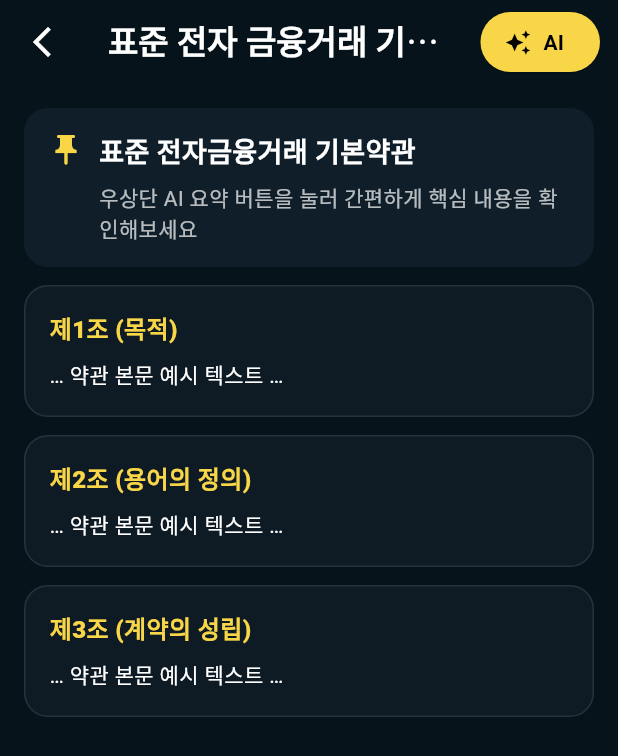
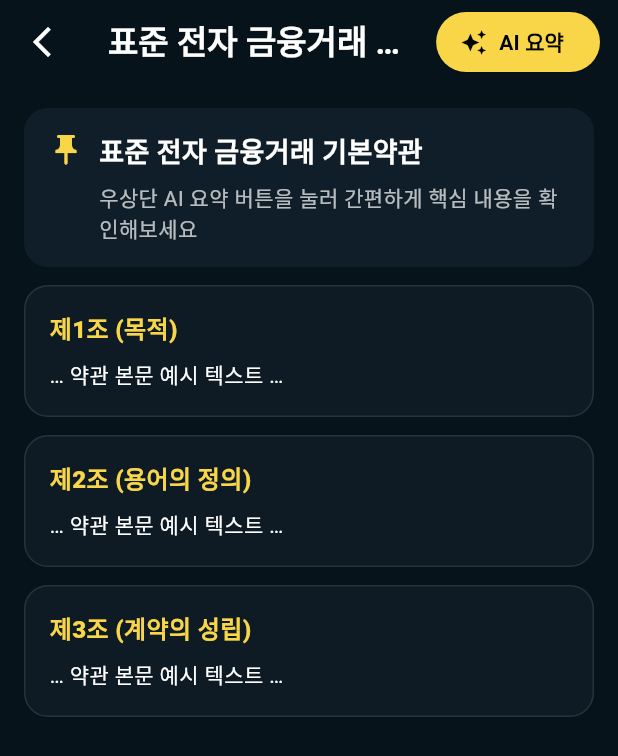
Before and after one commit to y3onk/iyou, a Flutter app: the TermsDetailScreen screen opened directly, on a phone screen of 412 x 824 dp. Shown: the top 756 px of the screen. Run offline on Flutter 3.47's test engine with Material 3 defaults, Android fonts, the phone set to English and light mode, and no system bars.

```diff
--- /dev/null
+++ b/FE/lib/core/api_locator.dart
@@ -0,0 +1,29 @@
+// lib/core/api_locator.dart
+import 'dart:io' show Platform;
+import 'package:flutter/foundation.dart' show kIsWeb;
+import '../services/api_service.dart';
+
+/// 환경에 맞는 baseUrl을 자동 선택.
+/// --dart-define=BASE_URL=... 로 언제든 덮어쓰기 가능.
+ApiService provideApi() {
+  const defined = String.fromEnvironment('BASE_URL', defaultValue: '');
+  if (defined.isNotEmpty) {
+    return ApiService(baseUrl: _trim(defined));
+  }
+
+  late final String baseUrl;
+  if (kIsWeb) {
+    baseUrl = 'http://127.0.0.1:8000';
+  } else if (Platform.isAndroid) {
+    // Android 에뮬레이터에서 PC의 localhost 접근
+    baseUrl = 'http://10.0.2.2:8000';
+  } else if (Platform.isIOS) {
+    baseUrl = 'http://http://127.0.0.1:8000';
+  } else {
+    // Windows/Mac/Linux 데스크톱
+    baseUrl = 'http://http://127.0.0.1:8000';
+  }
+  return ApiService(baseUrl: _trim(baseUrl));
+}
+
+String _trim(String s) => s.endsWith('/') ? s.substring(0, s.length - 1) : s;
--- a/FE/lib/screens/detailterms.dart
+++ b/FE/lib/screens/detailterms.dart
@@ -1,57 +1,105 @@
 import 'package:flutter/material.dart';
 import '../theme/app_theme.dart';
 import '../widgets/ai_summary_sheet.dart';
+import '../core/api_locator.dart';
 
-class TermsDetailScreen extends StatelessWidget {
-  const TermsDetailScreen({super.key});
+class TermsDetailScreen extends StatefulWidget {
+  const TermsDetailScreen({
+    super.key,
+    this.termId = 1,
+    this.title = '표준 전자 금융거래 기본약관',
+  });
+
+  final int termId;
+  final String title;
+
+  @override
+  State<TermsDetailScreen> createState() => _TermsDetailScreenState();
+}
+
+class _TermsDetailScreenState extends State<TermsDetailScreen> {
+  final _api = provideApi();
+  bool _loading = false;
+
+  Future<void> _openAISummary() async {
+  setState(() => _loading = true);
+  try {
+    final data = await _api.get('/terms/${widget.termId}/summary');
+
+    final title = (data['title'] ?? widget.title) as String;
+
+    // 1) 서버가 구조화 응답을 주면 그대로 사용
+    final bullets = (data['bullets'] as List?)?.cast<String>() ?? <String>[];
+    final rights  = (data['rights']  as List?)?.cast<String>() ?? <String>[];
+    final glossary = (data['glossary'] as List?)
+        ?.map((e) => [(e['term'] ?? '').toString(), (e['def'] ?? e['defn'] ?? '').toString()])
+        .toList()
+        ?? <List<String>>[];
+
+    // 2) 구조화가 없으면 summary_text/summary 문자열을 문장 단위로 분해 (fallback)
+    if (bullets.isEmpty) {
+      final summaryText = (data['summary_text'] ?? data['summary'] ?? '') as String;
+      final fallback = summaryText
+          .split(RegExp(r'[\r\n]+|•|\u2022|^- |\d+[.)]\s+', multiLine: true))
+          .map((s) => s.trim())
+          .where((s) => s.isNotEmpty)
+          .toList();
+      bullets.addAll(fallback);
+    }
+
+    if (!mounted) return;
+    showModalBottomSheet(
+      context: context,
+      isScrollControlled: true,
+      backgroundColor: Colors.transparent,
+      builder: (_) => AISummarySheet(
+        docTitle: title,
+        summaryBullets: bullets.isEmpty
+            ? const ['요약 결과가 비어 있습니다. (모델/데이터 확인 필요)']
+            : bullets,
+        glossary: glossary,
+        rights: rights,
+      ),
+    );
+  } catch (e) {
+    if (!mounted) return;
+    ScaffoldMessenger.of(context).showSnackBar(
+      SnackBar(content: Text('요약 불러오기 실패: $e')),
+    );
+  } finally {
+    if (mounted) setState(() => _loading = false);
+  }
+}
+
 
   @override
   Widget build(BuildContext context) {
-    const title = '표준 전자 금융거래 기본약관';
+    final title = widget.title;
+
     return Scaffold(
       backgroundColor: const Color(0xFF07131B),
       appBar: AppBar(
-        backgroundColor: const Color(0xFF07131B), elevation: 0,
-        leading: IconButton(icon: const Icon(Icons.arrow_back_ios_new, color: Colors.white),
-          onPressed: () => Navigator.pop(context)),
-        title: const Text(title, style: TextStyle(color: Colors.white)),
+        backgroundColor: const Color(0xFF07131B),
+        elevation: 0,
+        leading: IconButton(
+          icon: const Icon(Icons.arrow_back_ios_new, color: Colors.white),
+          onPressed: () => Navigator.pop(context),
+        ),
+        title: Text(title, style: const TextStyle(color: Colors.white)),
         actions: [
           Padding(
             padding: const EdgeInsets.only(right: 12),
             child: ElevatedButton.icon(
-              icon: const Icon(Icons.auto_awesome, color: Colors.black),
-              label: const Text('AI', style: TextStyle(color: Colors.black, fontWeight: FontWeight.w700)),
+              icon: _loading
+                  ? const SizedBox(
+                      width: 18, height: 18, child: CircularProgressIndicator(strokeWidth: 2))
+                  : const Icon(Icons.auto_awesome, color: Colors.black),
+              label: const Text('AI 요약',
+                  style: TextStyle(color: Colors.black, fontWeight: FontWeight.w700)),
               style: ElevatedButton.styleFrom(backgroundColor: const Color(0xFFF8D648)),
-              onPressed: () async {
-                // TODO: 여기에 Colab/백엔드 호출 넣기
-                showModalBottomSheet(
-                  context: context,
-                  isScrollControlled: true,
-                  backgroundColor: Colors.transparent,
-                  builder: (_) => const AISummarySheet(
-                    docTitle: title,
-                    summaryBullets: [
-                      '본 약관은 iyou가 제공하는 위치기반서비스 이용 조건을 정의합니다.',
-                      '위치정보는 서비스 제공 목적에 한해 수집·이용되며 법정 보관기간에 따릅니다.',
-                      '이용·제공 사실 통지는 온라인/서면으로 제공됩니다.',
-                      '사용자는 언제든 동의를 철회할 수 있습니다.',
-                    ],
-                    glossary: [
-                      ['위치기반서비스', '이용자의 위치정보를 활용해 제공하는 서비스'],
-                      ['개인위치정보', '특정 개인의 위치를 알 수 있는 정보'],
-                      ['법정대리인', '미성년자의 법적 권리를 대리하는 자'],
-                    ],
-                    rights: [
-                      '위치정보 수집·이용·제공 동의 철회권',
-                      '이용·제공 사실 통지 요구권',
-                      '개인위치정보 삭제·정지 요구권',
-                      '손해배상청구권',
-                    ],
+              onPressed: _loading ? null : _openAISummary, // ✅ API 연동
             ),
-                );
-              },
           ),
-          )
         ],
       ),
       body: ListView(
@@ -70,24 +118,36 @@ class TermsDetailScreen extends StatelessWidget {
 
   Widget _heroCard(String title) => Container(
         padding: const EdgeInsets.all(16),
-    decoration: BoxDecoration(color: AppTheme.cardDark, borderRadius: BorderRadius.circular(16)),
-    child: const Row(crossAxisAlignment: CrossAxisAlignment.start, children: [
-      Icon(Icons.push_pin, color: Color(0xFFF8D648)),
-      SizedBox(width: 10),
-      Expanded(child: Column(crossAxisAlignment: CrossAxisAlignment.start, children: [
-        Text('표준 전자금융거래 기본약관', style: TextStyle(color: Colors.white, fontWeight: FontWeight.w800, fontSize: 18)),
-        SizedBox(height: 6),
-        Text('우상단 AI 요약 버튼을 눌러 간편하게 핵심 내용을 확인해보세요', style: TextStyle(color: Colors.white70)),
-      ])),
+        decoration:
+            BoxDecoration(color: AppTheme.cardDark, borderRadius: BorderRadius.circular(16)),
+        child: Row(crossAxisAlignment: CrossAxisAlignment.start, children: [
+          const Icon(Icons.push_pin, color: Color(0xFFF8D648)),
+          const SizedBox(width: 10),
+          Expanded(
+            child: Column(crossAxisAlignment: CrossAxisAlignment.start, children: [
+              Text(title,
+                  style: const TextStyle(
+                      color: Colors.white, fontWeight: FontWeight.w800, fontSize: 18)),
+              const SizedBox(height: 6),
+              const Text('우상단 AI 요약 버튼을 눌러 간편하게 핵심 내용을 확인해보세요',
+                  style: TextStyle(color: Colors.white70)),
+            ]),
+          ),
         ]),
       );
 
   Widget _clauseCard(String h, String body) => Container(
-    margin: const EdgeInsets.only(bottom: 12), padding: const EdgeInsets.all(16),
+        margin: const EdgeInsets.only(bottom: 12),
+        padding: const EdgeInsets.all(16),
         decoration: BoxDecoration(
-      color: const Color(0xFF0E1B24), borderRadius: BorderRadius.circular(16), border: Border.all(color: Colors.white10)),
+          color: const Color(0xFF0E1B24),
+          borderRadius: BorderRadius.circular(16),
+          border: Border.all(color: Colors.white10),
+        ),
         child: Column(crossAxisAlignment: CrossAxisAlignment.start, children: [
-      Text(h, style: const TextStyle(color: Color(0xFFF8D648), fontWeight: FontWeight.w800, fontSize: 16)),
+          Text(h,
+              style: const TextStyle(
+                  color: Color(0xFFF8D648), fontWeight: FontWeight.w800, fontSize: 16)),
           const SizedBox(height: 8),
           Text(body, style: const TextStyle(color: Colors.white, height: 1.5)),
         ]),
--- a/FE/lib/screens/signuplogin.dart
+++ b/FE/lib/screens/signuplogin.dart
@@ -98,7 +98,7 @@ class SignupIdPhoneScreen extends StatelessWidget {
             decoration: BoxDecoration(
               color: Colors.white,
               borderRadius: BorderRadius.circular(12),
-              boxShadow: [BoxShadow(color: Colors.black.withOpacity(.06), blurRadius: 10, offset: const Offset(0, 6))],
+              boxShadow: [BoxShadow(color: Colors.black.withValues(alpha: 0.6), blurRadius: 10, offset: const Offset(0, 6))],
             ),
             child: const Row(children: [
               Text('🪄  간편송금·결제', style: TextStyle(fontWeight: FontWeight.w700)),
--- a/FE/lib/widgets/ai_summary_sheet.dart
+++ b/FE/lib/widgets/ai_summary_sheet.dart
@@ -143,7 +143,7 @@ class AISummarySheet extends StatelessWidget {
   );
 
   Widget _rightsPanel() => _panel(
-    title: '이용자 권리',
+    title: '주의가 필요해요',
     child: Column(
       children: rights.map((r) => Container(
         margin: const EdgeInsets.only(bottom: 10),
```
Also changed, not shown: FE/lib/screens/welcome.dart (+4 -4 lines), FE/lib/services/api_service.dart (added, +87 -0 lines), 11 other files. Lines whose indentation alone changed are shown as unchanged.
